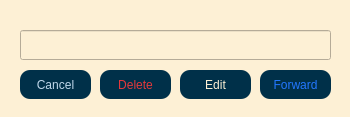
Before: the Qt Designer form client/msg_options.ui in AP-projects-4001/jan-ghahve, drawn with Qt 5.
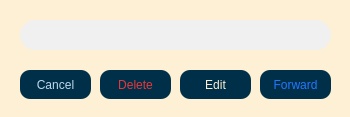
After: the same form once the commit is applied.

```diff
--- a/client/msg_options.ui
+++ b/client/msg_options.ui
@@ -92,11 +92,15 @@
    <property name="geometry">
     <rect>
      <x>20</x>
-     <y>30</y>
+     <y>20</y>
      <width>311</width>
      <height>30</height>
     </rect>
    </property>
+   <property name="styleSheet">
+    <string notr="true">background-color:rgb(240, 240, 240);
+border-radius:15px;</string>
+   </property>
   </widget>
  </widget>
  <resources/>
```
